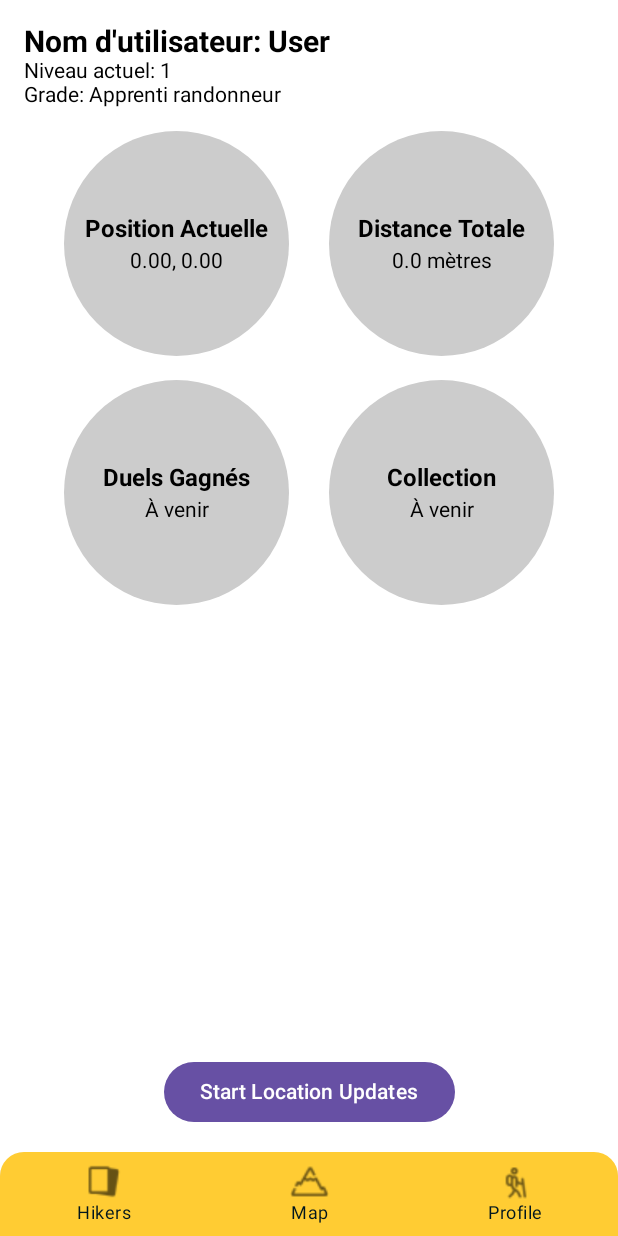
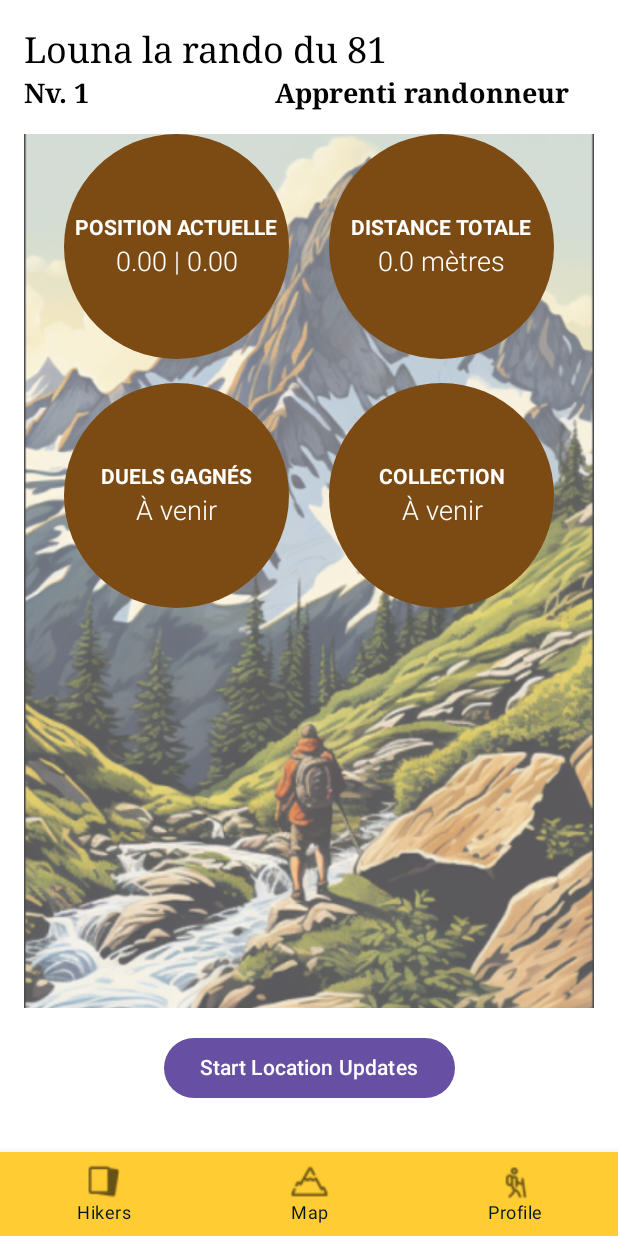
Before and after one commit to mmicastres/sae501-barthes_boulade_desoutter_leliege, an Android app built with Jetpack Compose: the screen it shows after launch (MainActivity), on a phone screen of 412 x 824 dp. Run offline under Robolectric (Android 15) with nearby library versions, the phone set to English and light mode, and no system bars.

Commit message:
modifs du style pour la 10000eme fois

```diff
--- a/app/src/main/java/com/example/hiker/ui/components/DisplayNavigationBar.kt
+++ b/app/src/main/java/com/example/hiker/ui/components/DisplayNavigationBar.kt
@@ -1,14 +1,12 @@
 package com.example.hiker.ui.components
 
 import androidx.compose.foundation.layout.size
-import androidx.compose.foundation.shape.RoundedCornerShape
 import androidx.compose.material.BottomNavigation
 import androidx.compose.material.BottomNavigationItem
 import androidx.compose.material.Icon
 import androidx.compose.material.Text
 import androidx.compose.runtime.Composable
 import androidx.compose.ui.Modifier
-import androidx.compose.ui.draw.clip
 import androidx.compose.ui.graphics.Color
 import androidx.compose.ui.res.painterResource
 import androidx.compose.ui.unit.dp
@@ -21,16 +19,14 @@ import com.example.hiker.ui.theme.Noir
 fun BottomNavigationBar(navController: NavController) {
     BottomNavigation(
         backgroundColor = Jaune,
-        contentColor = Color.Black,
-        modifier = Modifier
-            .clip(RoundedCornerShape(topStart = 16.dp, topEnd = 16.dp)) // Arrondit les coins en haut
+        contentColor = Color.Black
     ) {
         BottomNavigationItem(
             icon = {
                 Icon(
                     painter = painterResource(id = R.drawable.icon_cartes),
                     contentDescription = null,
-                    modifier = Modifier.size(26.dp) // Définissez la taille de l'icône ici
+                    modifier = Modifier.size(26.dp)
                 )
             },
             label = { Text("Hikers", color = Noir) },
@@ -42,7 +38,7 @@ fun BottomNavigationBar(navController: NavController) {
                 Icon(
                     painter = painterResource(id = R.drawable.icon_map),
                     contentDescription = null,
-                    modifier = Modifier.size(26.dp) // Et ici
+                    modifier = Modifier.size(26.dp)
                 )
             },
             label = { Text("Map", color = Noir) },
@@ -54,7 +50,7 @@ fun BottomNavigationBar(navController: NavController) {
                 Icon(
                     painter = painterResource(id = R.drawable.icon_profile),
                     contentDescription = null,
-                    modifier = Modifier.size(26.dp) // Et aussi ici
+                    modifier = Modifier.size(26.dp)
                 )
             },
             label = { Text("Profile", color = Noir) },
--- a/app/src/main/java/com/example/hiker/ui/components/DisplayProfilePage.kt
+++ b/app/src/main/java/com/example/hiker/ui/components/DisplayProfilePage.kt
@@ -1,33 +1,36 @@
 package com.example.hiker.ui.components
 
+import androidx.compose.foundation.Image
 import androidx.compose.foundation.background
-import androidx.compose.foundation.layout.Arrangement
-import androidx.compose.foundation.layout.Box
-import androidx.compose.foundation.layout.Column
-import androidx.compose.foundation.layout.Row
-import androidx.compose.foundation.layout.Spacer
-import androidx.compose.foundation.layout.fillMaxSize
-import androidx.compose.foundation.layout.fillMaxWidth
-import androidx.compose.foundation.layout.height
-import androidx.compose.foundation.layout.padding
-import androidx.compose.foundation.layout.size
-import androidx.compose.foundation.shape.RoundedCornerShape
+import androidx.compose.foundation.layout.*
+import androidx.compose.foundation.shape.CircleShape
 import androidx.compose.material3.Button
 import androidx.compose.material3.Text
-import androidx.compose.ui.Modifier
 import androidx.compose.runtime.Composable
 import androidx.compose.ui.Alignment
+import androidx.compose.ui.Modifier
+import androidx.compose.ui.draw.alpha
+import androidx.compose.ui.draw.clip
 import androidx.compose.ui.graphics.Color
+import androidx.compose.ui.graphics.painter.Painter
+import androidx.compose.ui.layout.ContentScale
+import androidx.compose.ui.res.painterResource
+import androidx.compose.ui.text.TextStyle
+import androidx.compose.ui.text.font.FontFamily
+import androidx.compose.ui.text.font.FontWeight
+import androidx.compose.ui.text.style.TextAlign
 import androidx.compose.ui.unit.dp
+import androidx.compose.ui.unit.sp
+import com.example.hiker.R
+import com.example.hiker.managers.UserLevelManager
 import com.example.hiker.services.LocationService
-import com.example.hiker.managers.UserLevelManager
-import androidx.compose.ui.text.TextStyle
-import androidx.compose.ui.text.font.FontWeight
-import androidx.compose.ui.unit.sp
+import com.example.hiker.ui.theme.Maron
+import java.util.Locale
 
 
 @Composable
 fun ProfilePage(locationService: LocationService, userLevelManager: UserLevelManager) {
+    val backgroundImage: Painter = painterResource(id = R.drawable.backgroud_image)
     Column(
         modifier = Modifier
             .fillMaxSize()
@@ -38,26 +41,36 @@ fun ProfilePage(locationService: LocationService, userLevelManager: UserLevelMan
             verticalArrangement = Arrangement.Top,
             horizontalAlignment = Alignment.Start
         ) {
-            Text(
-                text = "Nom d'utilisateur: User",
-                style = TextStyle(
-                    fontSize = 20.sp,
-                    fontWeight = FontWeight.Bold,
-                    color = Color.Black
-                )
-            )
             DisplayNiveaux(locationService.totalDistance, userLevelManager)
             Spacer(modifier = Modifier.height(16.dp))
+
+            Box(
+                modifier = Modifier
+                    .fillMaxWidth()
+                    .weight(1f)
+                    .background(Color.White.copy(alpha = 0.5f))
+            ) {
+                Image(
+                    painter = backgroundImage,
+                    contentDescription = "Background Image",
+                    contentScale = ContentScale.Crop,
+                    modifier = Modifier
+                        .fillMaxSize()
+                        .alpha(0.7f)
+                )
                 GridStatSection(locationService)
             }
-        Row(
-            modifier = Modifier.fillMaxWidth(),
-            horizontalArrangement = Arrangement.Center
+            Box(
+                modifier = Modifier
+                    .fillMaxWidth()
+                    .padding(16.dp),
+                contentAlignment = Alignment.Center
             ) {
                 UniversalButton(
                     onClickAction = { locationService.toggleLocationUpdates() },
                     buttonText = if (locationService.isLocationAvailable()) "Stop Location Updates" else "Start Location Updates"
                 )
+            }
         }
     }
 }
@@ -69,7 +82,7 @@ fun GridStatSection(locationService: LocationService) {
         Row(modifier = Modifier.fillMaxWidth(), horizontalArrangement = Arrangement.SpaceEvenly) {
             val formattedLat = "%.2f".format(locationService.lat ?: 0.0)
             val formattedLon = "%.2f".format(locationService.lon ?: 0.0)
-            StatBubble(title = "Position Actuelle", content = "$formattedLat, $formattedLon")
+            StatBubble(title = "Position Actuelle", content = "$formattedLat | $formattedLon")
             StatBubble(
                 title = "Distance Totale",
                 content = "${locationService.totalDistance} mètres"
@@ -87,20 +100,32 @@ fun GridStatSection(locationService: LocationService) {
 fun StatBubble(title: String, content: String) {
     Box(
         modifier = Modifier
-            .size(width = 150.dp, height = 150.dp)
-            .background(color = Color.LightGray, shape = RoundedCornerShape(75.dp)),
-        contentAlignment = Alignment.Center  // Aligner le contenu au centre
+            .size(150.dp)
+            .clip(CircleShape)
+            .background(Maron),
+        contentAlignment = Alignment.Center
     ) {
         Column(
             horizontalAlignment = Alignment.CenterHorizontally,
             verticalArrangement = Arrangement.Center
         ) {
             Text(
-                text = title,
-                style = TextStyle(fontSize = 16.sp, fontWeight = FontWeight.Bold),
-                modifier = Modifier.padding(bottom = 4.dp)  // Ajuster la marge interne
+                text = title.uppercase(Locale.ROOT),
+                style = TextStyle(
+                    fontSize = 14.sp,
+                    fontWeight = FontWeight.Bold,
+                    color = Color.White
+                ),
+                modifier = Modifier.padding(bottom = 4.dp)
             )
-            Text(text = content)
+            Text(
+                text = content,
+                style = TextStyle(
+                    fontSize = 18.sp,
+                    fontWeight = FontWeight.Light,
+                    color = Color.White
+                )
+            )
         }
     }
 }
@@ -110,9 +135,46 @@ fun DisplayNiveaux(totalDistance: Float, userLevelManager: UserLevelManager) {
     val level = userLevelManager.calculateLevel(totalDistance)
     val grade = userLevelManager.getGrade(level)
 
-    Column {
-        Text(text = "Niveau actuel: $level")
-        Text(text = "Grade: $grade")
+    Column(
+        modifier = Modifier.fillMaxWidth(),
+        horizontalAlignment = Alignment.Start
+    ) {
+        Text(
+            text = "Louna la rando du 81",
+            style = TextStyle(
+                fontFamily = FontFamily.Serif,
+                fontWeight = FontWeight.Normal,
+                fontSize = 24.sp,
+                color = Color.Black
+            ),
+            textAlign = TextAlign.Left,
+            modifier = Modifier.padding(vertical = 4.dp)
+        )
+        Row(
+            modifier = Modifier.fillMaxWidth(),
+            horizontalArrangement = Arrangement.SpaceBetween,
+            verticalAlignment = Alignment.CenterVertically
+        ) {
+            Text(
+                text = "Nv. $level",
+                style = TextStyle(
+                    fontFamily = FontFamily.Serif,
+                    fontWeight = FontWeight.Bold,
+                    fontSize = 18.sp,
+                    color = Color.Black
+                ),
+            )
+            Text(
+                text = grade,
+                style = TextStyle(
+                    fontFamily = FontFamily.Serif,
+                    fontWeight = FontWeight.Bold,
+                    fontSize = 18.sp,
+                    color = Color.Black
+                ),
+                modifier = Modifier.padding(end = 16.dp)
+            )
+        }
     }
 }
 
```
Also changed, not shown: app/src/main/res/drawable/backgroud_image.png (added). Lines whose indentation alone changed are shown as unchanged.
